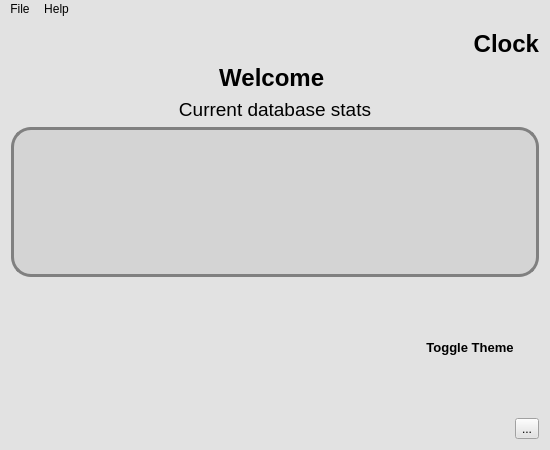
The window that GUI-verklegtVika3/mainwindow.ui (streamerinn/Verklegt-1) describes before a commit, drawn with Qt 5.
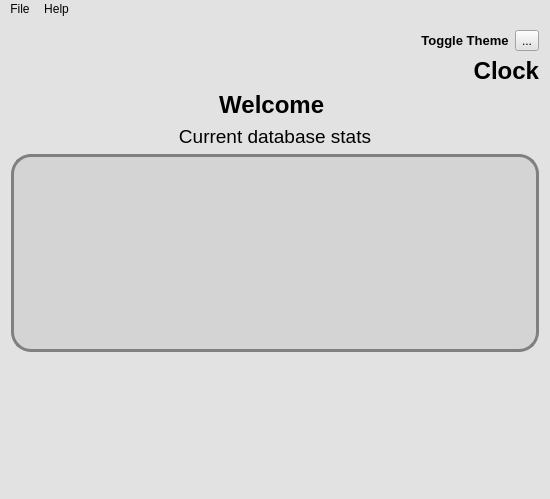
The same window after the commit. Icons and pictures are not drawn.

Diff of the .ui file:
```diff
--- a/GUI-verklegtVika3/mainwindow.ui
+++ b/GUI-verklegtVika3/mainwindow.ui
@@ -7,7 +7,7 @@
     <x>0</x>
     <y>0</y>
     <width>550</width>
-    <height>450</height>
+    <height>499</height>
    </rect>
   </property>
   <property name="minimumSize">
@@ -38,8 +38,103 @@
 
 }</string>
    </property>
-   <layout class="QVBoxLayout" name="verticalLayout">
-    <item alignment="Qt::AlignRight">
+   <layout class="QGridLayout" name="gridLayout_2">
+    <item row="0" column="0">
+     <layout class="QGridLayout" name="gridLayout">
+      <item row="0" column="0">
+       <layout class="QGridLayout" name="gridLayout_4">
+        <item row="0" column="1">
+         <widget class="QPushButton" name="toggle_theme">
+          <property name="sizePolicy">
+           <sizepolicy hsizetype="Fixed" vsizetype="Fixed">
+            <horstretch>0</horstretch>
+            <verstretch>0</verstretch>
+           </sizepolicy>
+          </property>
+          <property name="minimumSize">
+           <size>
+            <width>30</width>
+            <height>20</height>
+           </size>
+          </property>
+          <property name="baseSize">
+           <size>
+            <width>8</width>
+            <height>8</height>
+           </size>
+          </property>
+          <property name="font">
+           <font>
+            <pointsize>10</pointsize>
+            <weight>75</weight>
+            <bold>true</bold>
+           </font>
+          </property>
+          <property name="styleSheet">
+           <string notr="true">#toggle_theme
+{
+border-style:none;
+}
+
+
+
+#toggle_theme:hover
+{
+ 
+
+
+
+
+border: 3px;
+
+border-style: solid;
+border-radius: 7;
+
+
+
+
+
+padding: 3px;
+padding-left: 5px;
+padding-right: 5px;
+	border-color: rgb(152, 152, 152);
+
+
+
+}</string>
+          </property>
+          <property name="text">
+           <string>Toggle Theme</string>
+          </property>
+         </widget>
+        </item>
+        <item row="0" column="2">
+         <widget class="QToolButton" name="toolButton">
+          <property name="text">
+           <string>...</string>
+          </property>
+          <property name="icon">
+           <iconset resource="aukaefni.qrc">
+            <normaloff>:/images/pictures/rickvanderzwet-Quaver-1.png</normaloff>:/images/pictures/rickvanderzwet-Quaver-1.png</iconset>
+          </property>
+         </widget>
+        </item>
+        <item row="0" column="0">
+         <spacer name="horizontalSpacer">
+          <property name="orientation">
+           <enum>Qt::Horizontal</enum>
+          </property>
+          <property name="sizeHint" stdset="0">
+           <size>
+            <width>40</width>
+            <height>20</height>
+           </size>
+          </property>
+         </spacer>
+        </item>
+       </layout>
+      </item>
+      <item row="1" column="0" alignment="Qt::AlignRight">
      <widget class="QLabel" name="digitalClock">
       <property name="font">
        <font>
@@ -53,7 +148,18 @@
       </property>
      </widget>
     </item>
-    <item>
+     </layout>
+    </item>
+    <item row="1" column="0">
+     <layout class="QGridLayout" name="gridLayout_3">
+      <item row="1" column="0">
+       <widget class="QLabel" name="label_2">
+        <property name="text">
+         <string>&lt;html&gt;&lt;head/&gt;&lt;body&gt;&lt;p align=&quot;center&quot;&gt;&lt;span style=&quot; font-size:14pt;&quot;&gt;Current database stats&lt;/span&gt;&lt;/p&gt;&lt;/body&gt;&lt;/html&gt;</string>
+        </property>
+       </widget>
+      </item>
+      <item row="0" column="0">
      <widget class="QLabel" name="label">
       <property name="font">
        <font>
@@ -69,13 +175,10 @@
       </property>
      </widget>
     </item>
-    <item>
-     <widget class="QLabel" name="label_2">
-      <property name="text">
-       <string>&lt;html&gt;&lt;head/&gt;&lt;body&gt;&lt;p align=&quot;center&quot;&gt;&lt;span style=&quot; font-size:14pt;&quot;&gt;Current database stats&lt;/span&gt;&lt;/p&gt;&lt;/body&gt;&lt;/html&gt;</string>
-      </property>
-     </widget>
+     </layout>
     </item>
+    <item row="2" column="0">
+     <layout class="QVBoxLayout" name="verticalLayout">
     <item>
      <widget class="QListWidget" name="listStats">
       <property name="minimumSize">
@@ -341,80 +444,23 @@
          </property>
         </widget>
        </item>
-       <item>
-        <widget class="QPushButton" name="toggle_theme">
-         <property name="sizePolicy">
-          <sizepolicy hsizetype="Fixed" vsizetype="Fixed">
-           <horstretch>0</horstretch>
-           <verstretch>0</verstretch>
-          </sizepolicy>
-         </property>
-         <property name="minimumSize">
-          <size>
-           <width>104</width>
-           <height>108</height>
-          </size>
-         </property>
-         <property name="font">
-          <font>
-           <pointsize>10</pointsize>
-           <weight>75</weight>
-           <bold>true</bold>
-          </font>
-         </property>
-         <property name="styleSheet">
-          <string notr="true">#toggle_theme
-{
-border-style:none;
-}
-
-
-
-#toggle_theme:hover
-{
- 
-
-
-
-
-border: 3px;
-
-border-style: solid;
-border-radius: 7;
-
-
-
-
-
-padding: 3px;
-padding-left: 5px;
-padding-right: 5px;
-	border-color: rgb(152, 152, 152);
-
-
-
-}</string>
-         </property>
-         <property name="text">
-          <string>Toggle Theme</string>
-         </property>
+        </layout>
         </widget>
        </item>
       </layout>
-     </widget>
     </item>
-    <item alignment="Qt::AlignRight">
-     <widget class="QToolButton" name="toolButton">
-      <property name="text">
-       <string>...</string>
-      </property>
-      <property name="icon">
-       <iconset resource="aukaefni.qrc">
-        <normaloff>:/images/pictures/rickvanderzwet-Quaver-1.png</normaloff>:/images/pictures/rickvanderzwet-Quaver-1.png</iconset>
-      </property>
-     </widget>
-    </item>
    </layout>
+   <zorder>label_2</zorder>
+   <zorder>listStats</zorder>
+   <zorder>toolButton</zorder>
+   <zorder>toggle_theme</zorder>
+   <zorder></zorder>
+   <zorder>horizontalWidget</zorder>
+   <zorder>label</zorder>
+   <zorder></zorder>
+   <zorder></zorder>
+   <zorder>label</zorder>
+   <zorder>label_2</zorder>
   </widget>
   <widget class="QMenuBar" name="menuBar">
    <property name="geometry">
```
Lines whose indentation alone changed are shown as unchanged.
